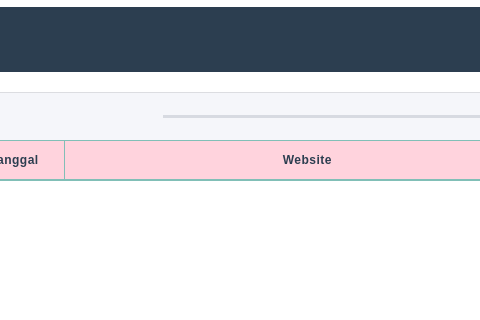
Before: the Qt Designer form UI/page_scrap.ui in PythonicHoshiyomi/web_scraping_berita, drawn with Qt 5; both pictures show x 387 to 867 and y 249 to 569 of the 960 by 660 pixel window.
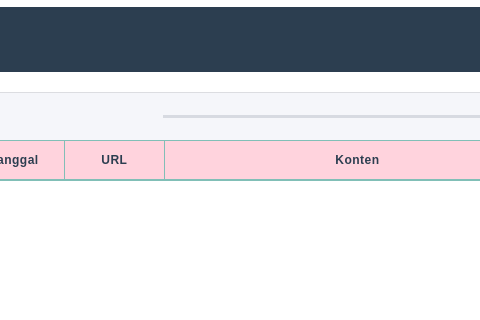
After: the same form once the commit is applied.

Diff of the .ui file:
```diff
--- a/UI/page_scrap.ui
+++ b/UI/page_scrap.ui
@@ -766,7 +766,12 @@
           </column>
           <column>
            <property name="text">
-            <string>Website</string>
+            <string>URL</string>
+           </property>
+          </column>
+          <column>
+           <property name="text">
+            <string>Konten</string>
            </property>
           </column>
          </widget>
```
